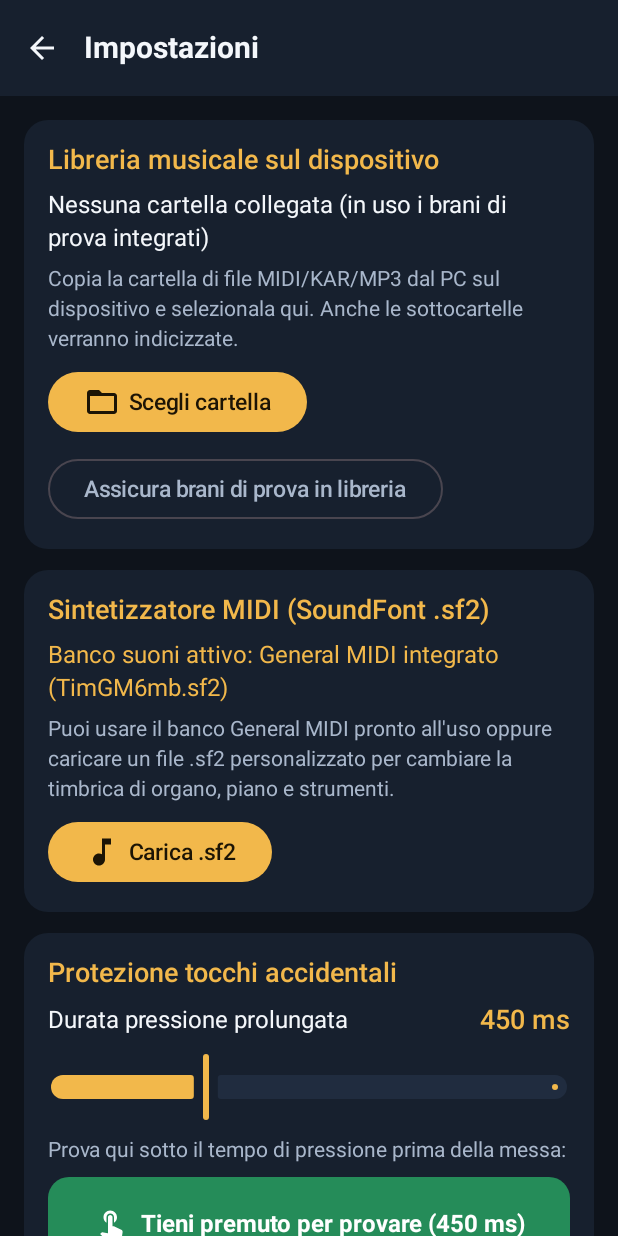
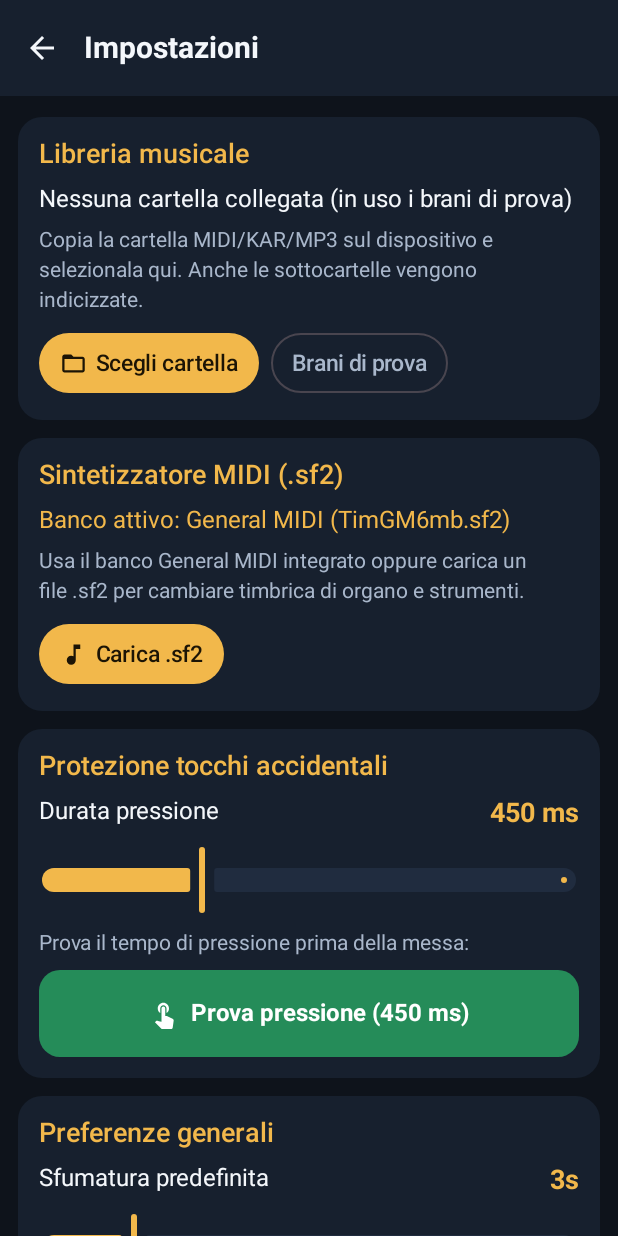
Before and after one commit to bistick/app-coro-parrocchiale, an Android app built with Jetpack Compose: the SettingsScreen screen opened through its navigation route, after a tap on "Scegli cartella", on a phone screen of 412 x 824 dp. Run offline under Robolectric (Android 15) with nearby library versions, the phone set to English and light mode, and no system bars; our stand-ins replace Room's generated code, window size class.

Commit message:
Compact SettingsScreen buttons, padding, and slider headers for large system fonts

```diff
--- a/app/src/main/java/it/parrocchia/coro/ui/screens/SettingsScreen.kt
+++ b/app/src/main/java/it/parrocchia/coro/ui/screens/SettingsScreen.kt
@@ -20,6 +20,7 @@ import androidx.compose.foundation.layout.fillMaxWidth
 import androidx.compose.foundation.layout.heightIn
 import androidx.compose.foundation.layout.padding
 import androidx.compose.foundation.layout.safeDrawing
+import androidx.compose.foundation.layout.size
 import androidx.compose.foundation.layout.width
 import androidx.compose.foundation.lazy.staggeredgrid.LazyVerticalStaggeredGrid
 import androidx.compose.foundation.lazy.staggeredgrid.StaggeredGridCells
@@ -57,6 +58,7 @@ import androidx.compose.ui.input.nestedscroll.nestedScroll
 import androidx.compose.ui.platform.LocalContext
 import androidx.compose.ui.platform.LocalLayoutDirection
 import androidx.compose.ui.text.font.FontWeight
+import androidx.compose.ui.text.style.TextAlign
 import androidx.compose.ui.text.style.TextOverflow
 import androidx.compose.ui.unit.dp
 import androidx.documentfile.provider.DocumentFile
@@ -66,6 +68,8 @@ import it.parrocchia.coro.domain.model.TrackSettings
 import it.parrocchia.coro.ui.components.HoldToConfirmSurface
 import it.parrocchia.coro.ui.theme.CoroColors
 import kotlin.math.roundToInt
+
+private val CompactButtonPadding = PaddingValues(horizontal = 14.dp, vertical = 10.dp)
 
 @OptIn(ExperimentalMaterial3Api::class, ExperimentalLayoutApi::class)
 @Composable
@@ -142,24 +146,24 @@ fun SettingsScreen(
                 .fillMaxSize()
                 .consumeWindowInsets(innerPadding),
             contentPadding = PaddingValues(
-                start = innerPadding.calculateStartPadding(layoutDirection) + 16.dp,
-                top = innerPadding.calculateTopPadding() + 16.dp,
-                end = innerPadding.calculateEndPadding(layoutDirection) + 16.dp,
+                start = innerPadding.calculateStartPadding(layoutDirection) + 12.dp,
+                top = innerPadding.calculateTopPadding() + 14.dp,
+                end = innerPadding.calculateEndPadding(layoutDirection) + 12.dp,
                 bottom = innerPadding.calculateBottomPadding() + 24.dp
             ),
-            horizontalArrangement = Arrangement.spacedBy(14.dp),
-            verticalItemSpacing = 14.dp
+            horizontalArrangement = Arrangement.spacedBy(12.dp),
+            verticalItemSpacing = 12.dp
         ) {
             // 1. Cartella Libreria Musicale
             item(key = "library", contentType = "settings_card") {
-                SettingsCard(title = "Libreria musicale sul dispositivo") {
+                SettingsCard(title = "Libreria musicale") {
                     Text(
                         text = settings.libraryFolderName?.let { "Cartella attiva: $it" }
-                            ?: "Nessuna cartella collegata (in uso i brani di prova integrati)",
+                            ?: "Nessuna cartella collegata (in uso i brani di prova)",
                         style = MaterialTheme.typography.bodyLarge
                     )
                     Text(
-                        text = "Copia la cartella di file MIDI/KAR/MP3 dal PC sul dispositivo e selezionala qui. Anche le sottocartelle verranno indicizzate.",
+                        text = "Copia la cartella MIDI/KAR/MP3 sul dispositivo e selezionala qui. Anche le sottocartelle vengono indicizzate.",
                         style = MaterialTheme.typography.bodyMedium,
                         color = CoroColors.TextSecondary
                     )
@@ -170,9 +174,14 @@ fun SettingsScreen(
                     ) {
                         Button(
                             onClick = { folderPicker.launch(null) },
-                            enabled = !isScanning
+                            enabled = !isScanning,
+                            contentPadding = CompactButtonPadding
                         ) {
-                            Icon(Icons.Default.FolderOpen, contentDescription = null)
+                            Icon(
+                                imageVector = Icons.Default.FolderOpen,
+                                contentDescription = null,
+                                modifier = Modifier.size(18.dp)
+                            )
                             Spacer(modifier = Modifier.width(6.dp))
                             Text(
                                 text = "Scegli cartella",
@@ -183,9 +192,14 @@ fun SettingsScreen(
                         if (settings.libraryFolderUri != null) {
                             OutlinedButton(
                                 onClick = onRescanLibrary,
-                                enabled = !isScanning
+                                enabled = !isScanning,
+                                contentPadding = CompactButtonPadding
                             ) {
-                                Icon(Icons.Default.Refresh, contentDescription = null)
+                                Icon(
+                                    imageVector = Icons.Default.Refresh,
+                                    contentDescription = null,
+                                    modifier = Modifier.size(18.dp)
+                                )
                                 Spacer(modifier = Modifier.width(4.dp))
                                 Text(
                                     text = "Aggiorna",
@@ -194,24 +208,31 @@ fun SettingsScreen(
                                 )
                             }
                         }
-                    }
-                    OutlinedButton(onClick = onReloadDemoTracks) {
-                        Text("Assicura brani di prova in libreria")
+                        OutlinedButton(
+                            onClick = onReloadDemoTracks,
+                            contentPadding = CompactButtonPadding
+                        ) {
+                            Text(
+                                text = "Brani di prova",
+                                maxLines = 1,
+                                overflow = TextOverflow.Ellipsis
+                            )
+                        }
                     }
                 }
             }
 
             // 2. Banco suoni MIDI (SoundFont .sf2)
             item(key = "soundfont", contentType = "settings_card") {
-                SettingsCard(title = "Sintetizzatore MIDI (SoundFont .sf2)") {
+                SettingsCard(title = "Sintetizzatore MIDI (.sf2)") {
                     Text(
-                        text = settings.customSoundFontName?.let { "Banco suoni personalizzato: $it" }
-                            ?: "Banco suoni attivo: General MIDI integrato (TimGM6mb.sf2)",
+                        text = settings.customSoundFontName?.let { "Banco personalizzato: $it" }
+                            ?: "Banco attivo: General MIDI (TimGM6mb.sf2)",
                         style = MaterialTheme.typography.bodyLarge,
                         color = CoroColors.Gold
                     )
                     Text(
-                        text = "Puoi usare il banco General MIDI pronto all'uso oppure caricare un file .sf2 personalizzato per cambiare la timbrica di organo, piano e strumenti.",
+                        text = "Usa il banco General MIDI integrato oppure carica un file .sf2 per cambiare timbrica di organo e strumenti.",
                         style = MaterialTheme.typography.bodyMedium,
                         color = CoroColors.TextSecondary
                     )
@@ -220,8 +241,15 @@ fun SettingsScreen(
                         horizontalArrangement = Arrangement.spacedBy(8.dp),
                         verticalArrangement = Arrangement.spacedBy(8.dp)
                     ) {
-                        Button(onClick = { sf2Picker.launch(arrayOf("*/*")) }) {
-                            Icon(Icons.Default.MusicNote, contentDescription = null)
+                        Button(
+                            onClick = { sf2Picker.launch(arrayOf("*/*")) },
+                            contentPadding = CompactButtonPadding
+                        ) {
+                            Icon(
+                                imageVector = Icons.Default.MusicNote,
+                                contentDescription = null,
+                                modifier = Modifier.size(18.dp)
+                            )
                             Spacer(modifier = Modifier.width(6.dp))
                             Text(
                                 text = "Carica .sf2",
@@ -230,9 +258,12 @@ fun SettingsScreen(
                             )
                         }
                         if (settings.customSoundFontLocalPath != null) {
-                            OutlinedButton(onClick = onResetSoundFont) {
+                            OutlinedButton(
+                                onClick = onResetSoundFont,
+                                contentPadding = CompactButtonPadding
+                            ) {
                                 Text(
-                                    text = "Ripristina integrato",
+                                    text = "Ripristina",
                                     maxLines = 1,
                                     overflow = TextOverflow.Ellipsis
                                 )
@@ -245,23 +276,10 @@ fun SettingsScreen(
             // 3. Protezione tocchi accidentali (durata pressione prolungata + area test)
             item(key = "hold_protection", contentType = "settings_card") {
                 SettingsCard(title = "Protezione tocchi accidentali") {
-                    Row(
-                        modifier = Modifier.fillMaxWidth(),
-                        horizontalArrangement = Arrangement.spacedBy(12.dp),
-                        verticalAlignment = Alignment.CenterVertically
-                    ) {
-                        Text(
-                            text = "Durata pressione prolungata",
-                            style = MaterialTheme.typography.bodyLarge,
-                            modifier = Modifier.weight(1f)
-                        )
-                        Text(
-                            text = "${settings.holdDurationMs} ms",
-                            style = MaterialTheme.typography.titleMedium,
-                            color = CoroColors.Gold,
-                            maxLines = 1
-                        )
-                    }
+                    SettingSliderHeader(
+                        label = "Durata pressione",
+                        valueText = "${settings.holdDurationMs} ms"
+                    )
                     Slider(
                         value = settings.holdDurationMs.toFloat(),
                         onValueChange = { v ->
@@ -274,7 +292,7 @@ fun SettingsScreen(
                         valueRange = AppSettings.MIN_HOLD_DURATION_MS.toFloat()..AppSettings.MAX_HOLD_DURATION_MS.toFloat()
                     )
                     Text(
-                        text = "Prova qui sotto il tempo di pressione prima della messa:",
+                        text = "Prova il tempo di pressione prima della messa:",
                         style = MaterialTheme.typography.bodyMedium,
                         color = CoroColors.TextSecondary
                     )
@@ -286,24 +304,30 @@ fun SettingsScreen(
                         shape = RoundedCornerShape(14.dp),
                         modifier = Modifier
                             .fillMaxWidth()
-                            .heightIn(min = 62.dp)
+                            .heightIn(min = 58.dp)
                     ) { _ ->
                         Row(
                             modifier = Modifier
                                 .align(Alignment.Center)
-                                .padding(horizontal = 16.dp, vertical = 14.dp),
+                                .padding(horizontal = 14.dp, vertical = 12.dp),
                             verticalAlignment = Alignment.CenterVertically,
                             horizontalArrangement = Arrangement.Center
                         ) {
-                            Icon(Icons.Default.TouchApp, contentDescription = null, tint = Color.White)
+                            Icon(
+                                imageVector = Icons.Default.TouchApp,
+                                contentDescription = null,
+                                tint = Color.White,
+                                modifier = Modifier.size(20.dp)
+                            )
                             Spacer(modifier = Modifier.width(8.dp))
                             Text(
                                 text = if (testTriggers == 0)
-                                    "Tieni premuto per provare (${settings.holdDurationMs} ms)"
+                                    "Prova pressione (${settings.holdDurationMs} ms)"
                                 else
-                                    "Attivato! ($testTriggers) — riprova",
+                                    "Attivato ($testTriggers) — riprova",
                                 color = Color.White,
-                                fontWeight = FontWeight.Bold
+                                fontWeight = FontWeight.Bold,
+                                textAlign = TextAlign.Center
                             )
                         }
                     }
@@ -313,23 +337,10 @@ fun SettingsScreen(
             // 4. Default nuovi brani & Schermo
             item(key = "general_prefs", contentType = "settings_card") {
                 SettingsCard(title = "Preferenze generali") {
-                    Row(
-                        modifier = Modifier.fillMaxWidth(),
-                        horizontalArrangement = Arrangement.spacedBy(12.dp),
-                        verticalAlignment = Alignment.CenterVertically
-                    ) {
-                        Text(
-                            text = "Sfumatura predefinita nuovi brani",
-                            style = MaterialTheme.typography.bodyLarge,
-                            modifier = Modifier.weight(1f)
-                        )
-                        Text(
-                            text = TrackSettings.formatFadeSec(settings.defaultFadeOutMs),
-                            style = MaterialTheme.typography.titleMedium,
-                            color = CoroColors.Gold,
-                            maxLines = 1
-                        )
-                    }
+                    SettingSliderHeader(
+                        label = "Sfumatura predefinita",
+                        valueText = TrackSettings.formatFadeSec(settings.defaultFadeOutMs)
+                    )
                     Slider(
                         value = settings.defaultFadeOutMs.toFloat(),
                         onValueChange = { v ->
@@ -386,6 +397,32 @@ fun SettingsScreen(
     }
 }
 
+@OptIn(ExperimentalLayoutApi::class)
+@Composable
+private fun SettingSliderHeader(
+    label: String,
+    valueText: String
+) {
+    FlowRow(
+        modifier = Modifier.fillMaxWidth(),
+        horizontalArrangement = Arrangement.SpaceBetween,
+        verticalArrangement = Arrangement.spacedBy(4.dp)
+    ) {
+        Text(
+            text = label,
+            style = MaterialTheme.typography.bodyLarge,
+            modifier = Modifier.padding(end = 12.dp)
+        )
+        Text(
+            text = valueText,
+            style = MaterialTheme.typography.titleMedium,
+            color = CoroColors.Gold,
+            fontWeight = FontWeight.Bold,
+            maxLines = 1
+        )
+    }
+}
+
 @Composable
 private fun SettingsCard(
     title: String,
@@ -399,7 +436,7 @@ private fun SettingsCard(
         Column(
             modifier = Modifier
                 .fillMaxWidth()
-                .padding(16.dp),
+                .padding(14.dp),
             verticalArrangement = Arrangement.spacedBy(10.dp)
         ) {
             Text(
```
